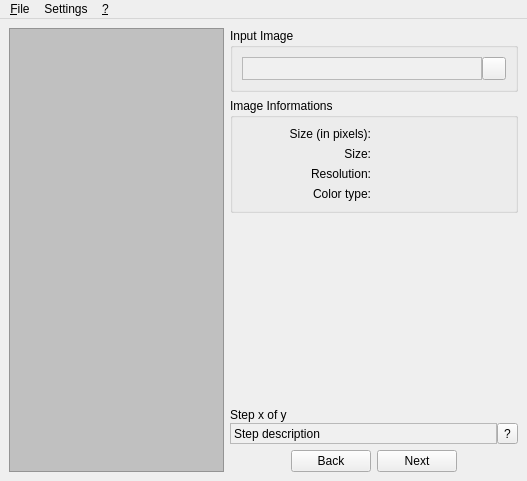
Qt form src/mainwindow.ui (aportale/posterazor) before a commit.
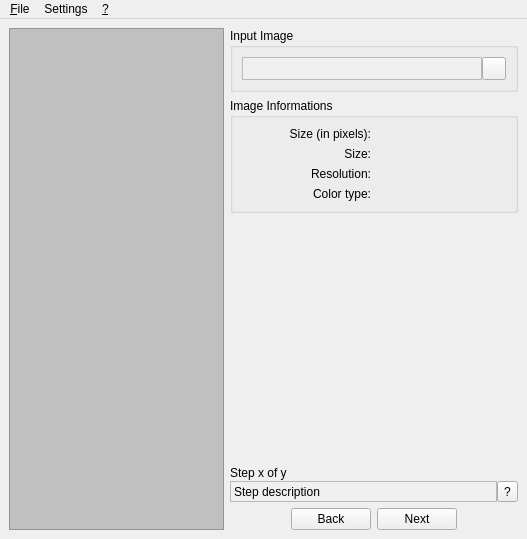
The same form after that commit. The open tabs and pages were chosen to show the change. Icons and pictures are not drawn. Custom widgets are drawn as their Qt base class.

Commit message: Limit the size of the load button to 16x16, since it may become too big on Linux

```diff
--- a/src/mainwindow.ui
+++ b/src/mainwindow.ui
@@ -6,7 +6,7 @@
     <x>0</x>
     <y>0</y>
     <width>527</width>
-    <height>478</height>
+    <height>539</height>
    </rect>
   </property>
   <property name="windowTitle" >
```
Left out of the diff: 10 changed lines with no effect on the pictures.
